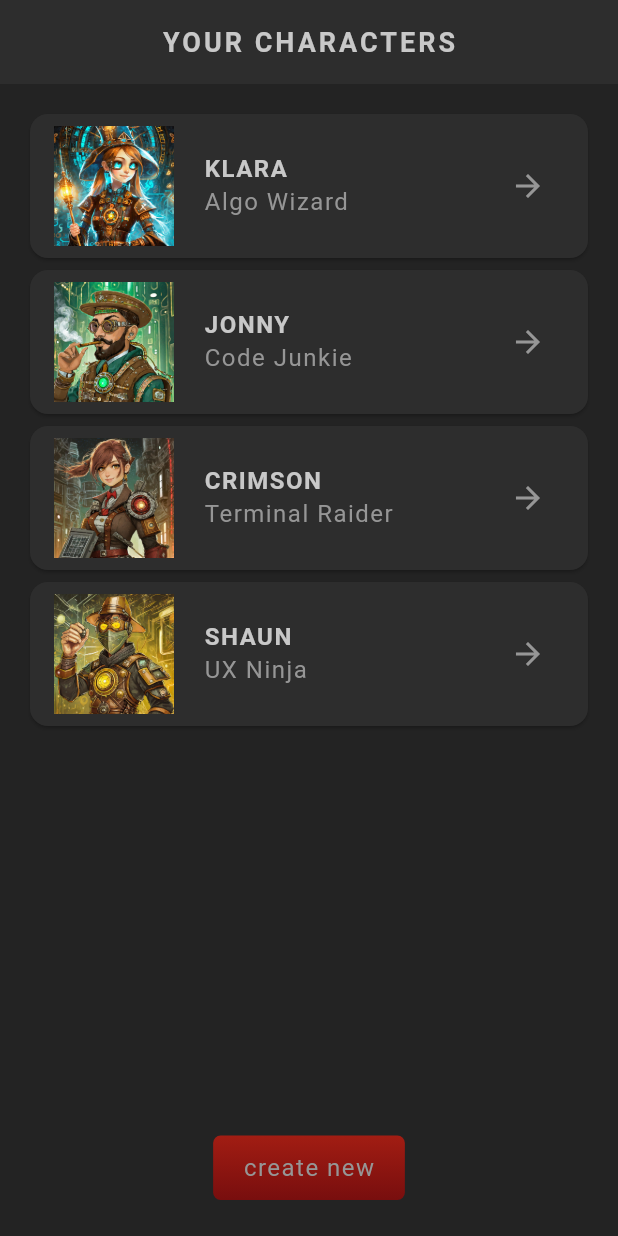
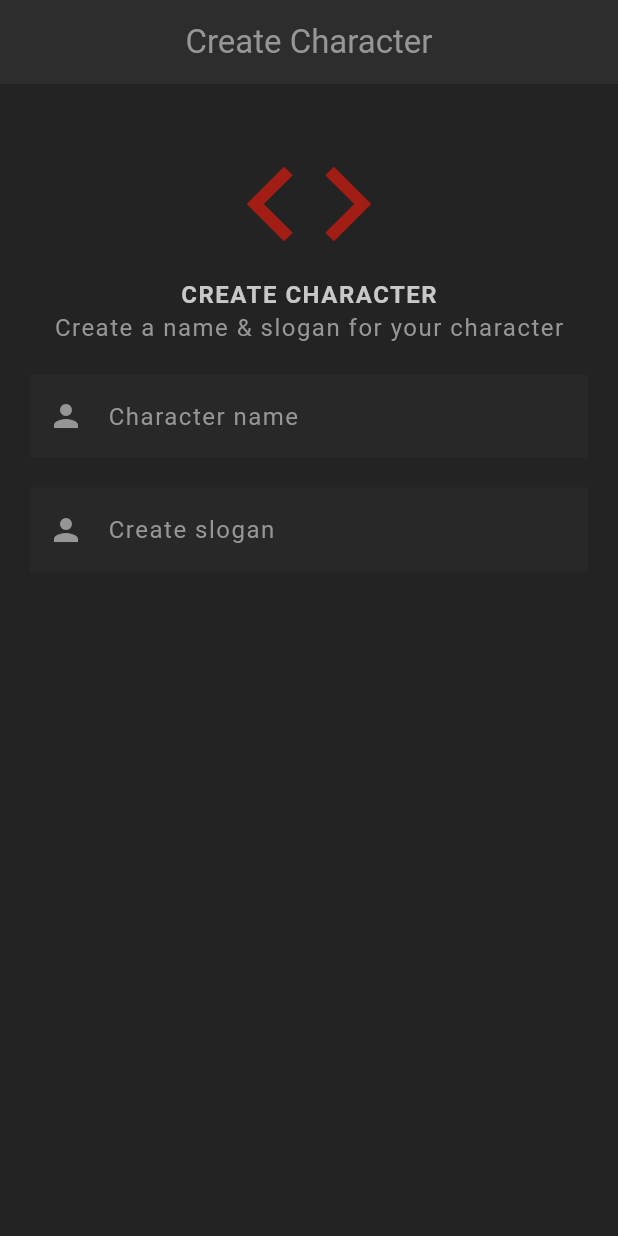
Before and after one commit to mengly-uch-cadt/MyFlutterLesson, a Flutter app: the screen it shows after launch, on a phone screen of 412 x 824 dp. Run offline on Flutter 3.47's test engine with Material 3 defaults, Android fonts, the phone set to English and light mode, and no system bars; our stand-ins replace google_fonts; Roboto replaces fonts that are missing (Kanit).

Commit message:
complete text editor in 35

```diff
--- a/flutter_rpg/lib/main.dart
+++ b/flutter_rpg/lib/main.dart
@@ -1,4 +1,5 @@
 import 'package:flutter/material.dart';
+import 'package:flutter_rpg/screens/create/create.dart';
 import 'package:flutter_rpg/screens/home/home.dart';
 import 'package:flutter_rpg/theme.dart';
 
@@ -6,6 +7,7 @@ void main() {
   runApp(MaterialApp(
     debugShowCheckedModeBanner: false,
     theme: primaryTheme,
-    home:const Home(),
+    home:const Create(),
+    // home:const Home(),
   ));
 }
--- /dev/null
+++ b/flutter_rpg/lib/screens/create/create.dart
@@ -0,0 +1,74 @@
+import 'package:flutter/material.dart';
+import 'package:flutter_rpg/shared/styled_text.dart';
+import 'package:flutter_rpg/theme.dart';
+import 'package:google_fonts/google_fonts.dart';
+
+class Create extends StatefulWidget {
+  const Create({super.key});
+
+  @override
+  State<Create> createState() => _CreateState();
+}
+
+class _CreateState extends State<Create> {
+
+  final _nameController = TextEditingController();
+  final _sloganController = TextEditingController();
+
+  // clean up the controller
+  @override
+  void dispose() {
+    // TODO: implement dispose
+    _nameController.dispose();
+    _sloganController.dispose();
+    super.dispose();
+  }
+  @override
+  Widget build(BuildContext context) {
+    return Scaffold(
+      appBar: AppBar(
+        title: const Text("Create Character"),
+        centerTitle: true,
+      ),
+      body: Container(
+        padding: const EdgeInsets.symmetric(vertical: 30, horizontal: 20),
+        child: Column(
+          children: [
+            Center(
+              child: Icon(Icons.code, size: 100, color: AppColors.primaryColor),
+            ),
+            const Center(
+              child: StyledHeading("Create Character"),
+            ),
+            const Center(
+              child: StyledText("Create a name & slogan for your character"),
+            ),
+            const SizedBox(height: 20),
+
+            // Create form input for name
+            TextField(
+              controller: _nameController,
+              cursorColor: AppColors.textColor,
+              decoration:const InputDecoration(
+                prefixIcon: Icon(Icons.person),// set icon for input
+                label: StyledText("Character name")
+              ),
+              style: GoogleFonts.kanit(
+                textStyle: Theme.of(context).textTheme.bodyMedium
+              ),
+            ),
+            const SizedBox(height: 20),
+            TextField(
+              controller: _sloganController,
+              cursorColor: AppColors.textColor,
+              decoration:const InputDecoration(
+                prefixIcon: Icon(Icons.person),// set icon for input
+                label: StyledText("Create slogan")
+              ),
+            )
+          ],
+        ),
+      ),
+    );
+  }
+}
--- a/flutter_rpg/lib/theme.dart
+++ b/flutter_rpg/lib/theme.dart
@@ -51,4 +51,13 @@ ThemeData primaryTheme = ThemeData(
     ),
   ),
 
+  // input decoration theme
+  inputDecorationTheme: InputDecorationTheme(
+    filled: true, // fill the input with the ligth color
+    fillColor: AppColors.secondaryColor.withOpacity(0.5),
+    border: InputBorder.none,
+    labelStyle: TextStyle(color: AppColors.textColor),
+    prefixIconColor: AppColors.textColor, // remove the tint color on icon
+  )
+
 );
```
